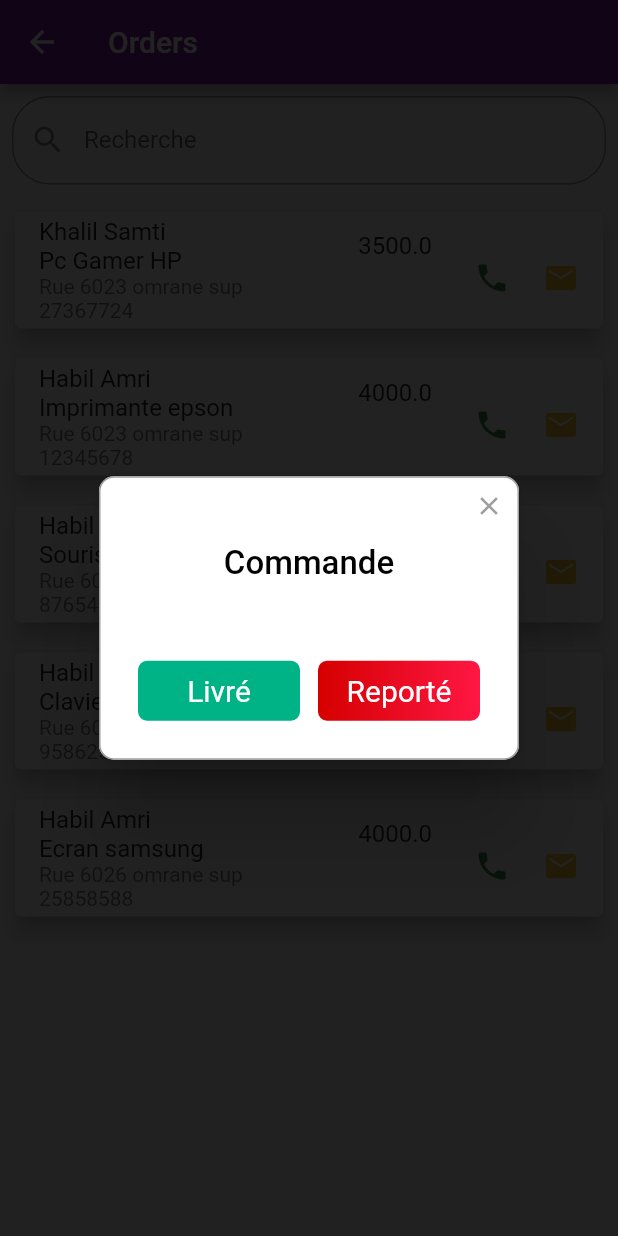
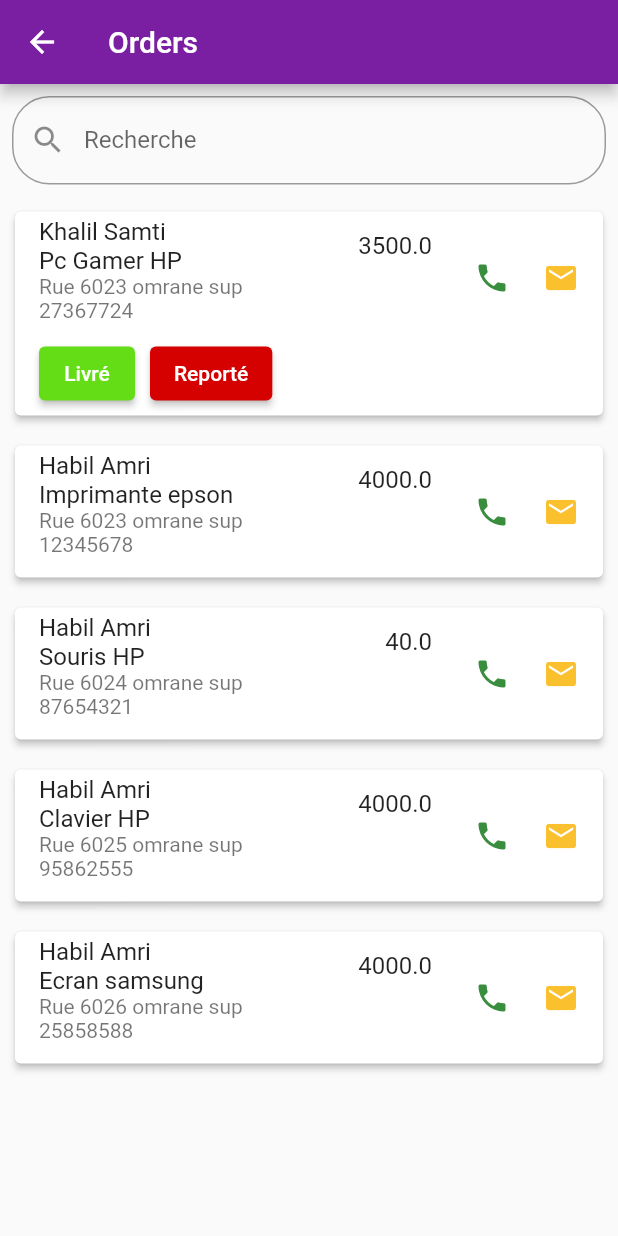
Before and after one commit to khalilsam/delevery_app, a Flutter app: the OrderList screen opened directly, after a tap on the "phone" icon, on a phone screen of 412 x 824 dp. Run offline on Flutter 3.47's test engine with Material 2 defaults, Android fonts, the phone set to English and light mode, and no system bars; drawn by our look-alikes of rflutter_alert; our stand-ins replace email_validator, percent_indicator; missing offline and left inert: flutter_phone_direct_caller, flutter_phone_state.

Commit message:
Fix list of orders design

```diff
--- a/lib/orderList.dart
+++ b/lib/orderList.dart
@@ -26,8 +26,9 @@ List<Order> allOrders = [
 ];
 
 class OrderListState extends State<OrderList> {
+  List<bool> showButtons = [];
   TextEditingController editingController = TextEditingController();
-  var  _reasons = [
+  var _reasons = [
     "Client injoinable",
     "Réporté à la demande",
     "Adresse eronnée",
@@ -35,17 +36,26 @@ class OrderListState extends State<OrderList> {
     "non contacté",
   ];
   var _currentReason;
+
   // This list holds the data for the list view
   List<Order> orders = allOrders;
   List<Order> suggestions = [];
-   List<DropdownMenuItem<String>> _dropDownMenuItems =[];
-
+  List<DropdownMenuItem<String>> _dropDownMenuItems = [];
 
   @override
   void initState() {
     _dropDownMenuItems = getDropDownMenuItems();
     _currentReason = _dropDownMenuItems[0].value;
+    for (int i = 0; i < orders.length; i++) {
+      showButtons.add(false);
+    }
     super.initState();
+  }
+
+  void showHide(int i) {
+    setState(() {
+      showButtons[i] = !showButtons[i];
+    });
   }
 
   // here we are creating the list needed for the DropDownButton
@@ -54,7 +64,7 @@ class OrderListState extends State<OrderList> {
     for (String reason in _reasons) {
       // here we are creating the drop down menu items, you can customize the item right here
       // but I'll just use a simple text for this
-      items.add( DropdownMenuItem(value: reason, child: Text(reason)));
+      items.add(DropdownMenuItem(value: reason, child: Text(reason)));
     }
     return items;
   }
@@ -87,7 +97,7 @@ class OrderListState extends State<OrderList> {
                   ? ListView.builder(
                       itemCount: orders.length,
                       itemBuilder: (context, index) => Card(
-                        elevation: 6,
+                        elevation: 2,
                         margin: const EdgeInsets.all(10),
                         child: ListTile(
                           title: Row(
@@ -127,23 +137,58 @@ class OrderListState extends State<OrderList> {
                                 crossAxisAlignment: CrossAxisAlignment.start,
                                 children: [
                                   Text(orders[index].adresse.toString()),
-                                  Text(orders[index].phoneNumber.toString())
+                                  Text(orders[index].phoneNumber.toString()),
+                                  const SizedBox(
+                                    height: 10,
+                                  ),
+                                  Visibility(
+                                      visible: showButtons[index],
+                                      child: Container(
+                                          child: Row(
+                                        children: <Widget>[
+                                          ElevatedButton(
+                                            onPressed: () {
+                                              orderDelivredPopUP();
+                                            },
+                                            child: Text("Livré"),
+                                            style: ElevatedButton.styleFrom(
+                                                backgroundColor: Colors
+                                                    .lightGreenAccent.shade700),
+                                          ),
+                                          const SizedBox(
+                                            width: 10,
+                                          ),
+                                          ElevatedButton(
+                                              onPressed: () {
+                                                WidgetsBinding.instance
+                                                    .addPostFrameCallback((_) {
+                                                  _showReportedDialog(context);
+                                                });
+                                              },
+                                              child: Text("Reporté"),
+                                              style: ElevatedButton.styleFrom(
+                                                  backgroundColor: Colors
+                                                      .redAccent.shade700)),
+                                        ],
+                                      ))),
                                 ],
                               )
                             ],
                           ),
-                          trailing: Row(
+                          trailing: Column(
+                              mainAxisAlignment: MainAxisAlignment.center,
+                              crossAxisAlignment: CrossAxisAlignment.center,
+                              children: [
+                                Row(
                                     mainAxisSize: MainAxisSize.min,
                                     children: <Widget>[
                                       Center(
                                         child: IconButton(
                                           onPressed: () {
-                                      final phoneCall =
-                                          FlutterPhoneState.startPhoneCall(
-                                              orders[index]
+                                            showHide(index);
+                                            _callNumber(orders[index]
                                                 .phoneNumber
                                                 .toString());
-                                      waitForCompletion(phoneCall);
                                           },
                                           icon: Icon(
                                             Icons.phone,
@@ -156,6 +201,7 @@ class OrderListState extends State<OrderList> {
                                         Icons.email,
                                         color: Colors.yellow.shade700,
                                       )
+                                    ]),
                               ]),
                         ),
                       ),
@@ -192,7 +238,6 @@ class OrderListState extends State<OrderList> {
   }
 
   void orderDelivredPopUP() {
-    Navigator.pop(context);
     Alert(
       context: context,
       type: AlertType.none,
@@ -223,7 +268,7 @@ class OrderListState extends State<OrderList> {
   }
 
   // Alert Dialog function
-  Future<void> _showAlertDialog(context) async {
+  Future<void> _showReportedDialog(context) async {
     // flutter defined function
     return showDialog<void>(
       context: context,
@@ -245,9 +290,32 @@ class OrderListState extends State<OrderList> {
                   DropdownButtonFormField(
                     value: _currentReason,
                     items: _dropDownMenuItems,
-                    onChanged:(value){ changedDropDownItem(value);},
-                    onSaved:(value){ changedDropDownItem(value);},
+                    onChanged: (value) {
+                      changedDropDownItem(value);
+                    },
+                    onSaved: (value) {
+                      changedDropDownItem(value);
+                    },
                   ),
+                  SizedBox(height: 10),
+                  Row(
+                    children: <Widget>[
+                      ElevatedButton(
+                        onPressed: () { Navigator.pop(context);},
+                        child: Text("Sauvegarder"),
+                        style: ElevatedButton.styleFrom(
+                            backgroundColor: Colors.lightGreenAccent.shade700),
+                      ),
+                      const SizedBox(
+                        width: 10,
+                      ),
+                      ElevatedButton(
+                          onPressed: () { Navigator.pop(context);},
+                          child: Text("Annuler"),
+                          style: ElevatedButton.styleFrom(
+                              backgroundColor: Colors.redAccent.shade700)),
+                    ],
+                  )
                 ],
               )),
         );
@@ -260,45 +328,6 @@ class OrderListState extends State<OrderList> {
     setState(() {
       _currentReason = selectedReason;
       print("_currentReason $_currentReason, we are going to refresh the UI2");
-
     });
-
-
-  }
-
-  waitForCompletion(PhoneCall phoneCall) async {
-    await phoneCall.done;
-    print("Call is completed");
-
-    Alert(
-      context: context,
-      type: AlertType.none,
-      title: "Commande",
-      desc: "",
-      buttons: [
-        DialogButton(
-          child: Text(
-            "Livré",
-            style: TextStyle(color: Colors.white, fontSize: 20),
-          ),
-          onPressed: () => orderDelivredPopUP(),
-          color: Color.fromRGBO(0, 179, 134, 1.0),
-        ),
-        DialogButton(
-          child: Text(
-            "Reporté",
-            style: TextStyle(color: Colors.white, fontSize: 20),
-          ),
-          onPressed: () => WidgetsBinding.instance.addPostFrameCallback((_) {
-            Navigator.pop(context);
-            _showAlertDialog(context);
-          }),
-          gradient: LinearGradient(colors: [
-            Colors.redAccent.shade700,
-            Colors.redAccent.shade400,
-          ]),
-        )
-      ],
-    ).show();
   }
 }
```
Lines whose indentation alone changed are shown as unchanged.
